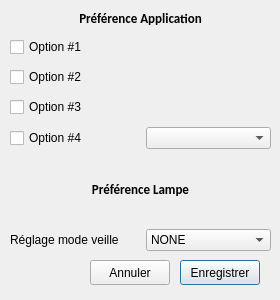
thomelect/lampeDimmer, file lampeDimmer_GUI/setuppreferencedialog.ui: the form before one commit.
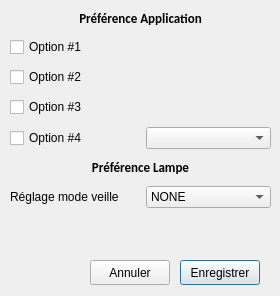
The form after the commit.

Commit message: # [PRÉFÉRENCES] + Ajout de spacers dans le layout afin de rendre l'affichage optimisé en espace. + Ajout de diviseur.

```diff
--- a/lampeDimmer_GUI/setuppreferencedialog.ui
+++ b/lampeDimmer_GUI/setuppreferencedialog.ui
@@ -7,7 +7,7 @@
     <x>0</x>
     <y>0</y>
     <width>280</width>
-    <height>300</height>
+    <height>296</height>
    </rect>
   </property>
   <property name="windowTitle">
@@ -186,6 +186,19 @@
       </item>
      </layout>
     </item>
+    <item>
+     <spacer name="verticalSpacer_2">
+      <property name="orientation">
+       <enum>Qt::Vertical</enum>
+      </property>
+      <property name="sizeHint" stdset="0">
+       <size>
+        <width>20</width>
+        <height>40</height>
+       </size>
+      </property>
+     </spacer>
+    </item>
    </layout>
   </widget>
  </widget>
```
The commit also changes 1 other file.
